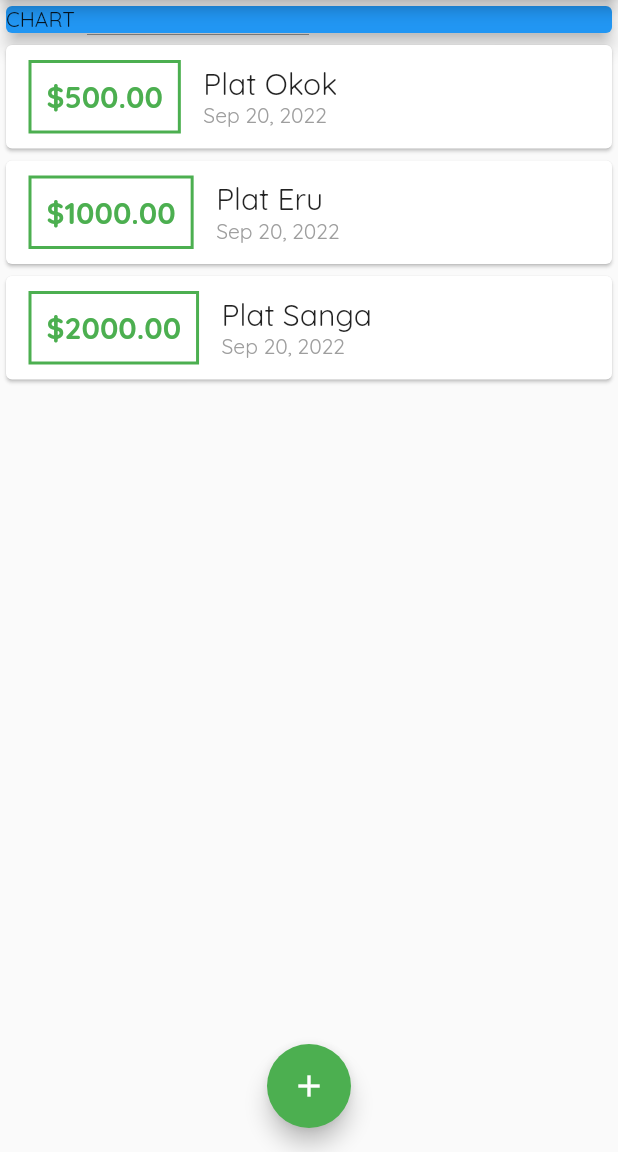
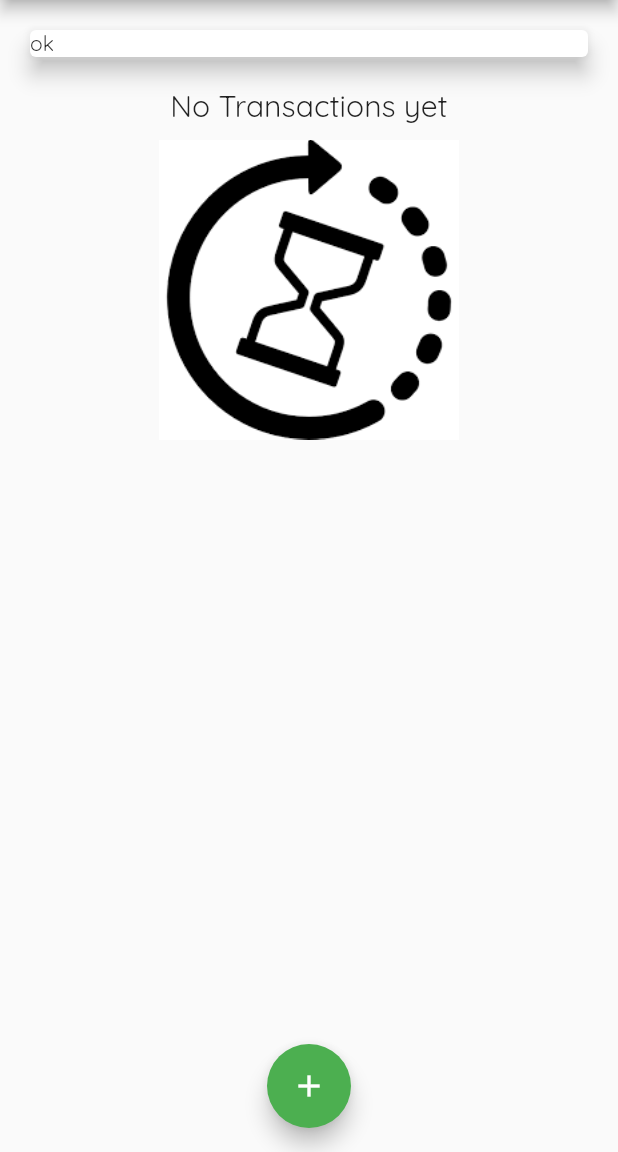
Before and after one commit to darkcode932/expense_app, a Flutter app: the screen it shows after launch, on a phone screen of 412 x 824 dp, the part 84-1236 px from its top. Run offline on Flutter 3.47's test engine with Material 2 defaults, Android fonts, the phone set to English and light mode, and no system bars.

Commit message:
add image alt for not transaction list yet

```diff
--- a/lib/main.dart
+++ b/lib/main.dart
@@ -1,6 +1,7 @@
 import 'package:flutter/material.dart';
 import 'package:intl/intl.dart';
 import './widgets/new_transaction.dart';
+import './widgets/chart.dart';
 
 import 'models/transaction.dart';
 import './widgets/transaction_list.dart';
@@ -26,6 +27,7 @@ class MyApp extends StatelessWidget {
                     fontFamily: 'OpenSans',
                     fontSize: 20,
                   ),
+                  titleMedium: TextStyle(fontFamily: 'Quicksand', fontSize: 20),
                 )),
       ),
       home: MyHomePage(),
@@ -40,12 +42,12 @@ class MyHomePage extends StatefulWidget {
 
 class _MyHomePageState extends State<MyHomePage> {
   final List<Transaction> _userTransaction = [
-    Transaction(
-        id: 't1', title: 'Plat Okok', amount: 500, date: DateTime.now()),
-    Transaction(
-        id: 't2', title: 'Plat Eru', amount: 1000, date: DateTime.now()),
-    Transaction(
-        id: 't3', title: 'Plat Sanga', amount: 2000, date: DateTime.now()),
+    //Transaction(
+    //  id: 't1', title: 'Plat Okok', amount: 500, date: DateTime.now()),
+    //Transaction(
+    //  id: 't2', title: 'Plat Eru', amount: 1000, date: DateTime.now()),
+    //Transaction(
+    //  id: 't3', title: 'Plat Sanga', amount: 2000, date: DateTime.now()),
   ];
 
   void _addNewTransaction(String txTitle, double txAmount) {
@@ -94,14 +96,7 @@ class _MyHomePageState extends State<MyHomePage> {
           //mainAxisAlignment: MainAxisAlignment.start,
           crossAxisAlignment: CrossAxisAlignment.stretch,
           children: <Widget>[
-            Container(
-              width: double.infinity,
-              child: Card(
-                color: Colors.blue,
-                child: Text('CHART'),
-                elevation: 5,
-              ),
-            ),
+            Chart(),
             TransactionList(_userTransaction),
           ],
         ),
--- /dev/null
+++ b/lib/widgets/chart.dart
@@ -0,0 +1,14 @@
+import 'package:flutter/material.dart';
+
+class Chart extends StatelessWidget {
+  //const Chart({super.key});
+
+  @override
+  Widget build(BuildContext context) {
+    return Card(
+      elevation: 6,
+      margin: EdgeInsets.all(20),
+      child: Text('ok'),
+    );
+  }
+}
--- a/lib/widgets/transaction_list.dart
+++ b/lib/widgets/transaction_list.dart
@@ -14,17 +14,38 @@ class TransactionList extends StatelessWidget {
   Widget build(BuildContext context) {
     return Container(
         height: 300,
-        child: ListView.builder(
+        child: transactions.isEmpty
+            ? Column(
+                children: <Widget>[
+                  Text(
+                    'No Transactions yet',
+                    style: Theme.of(context).textTheme.titleLarge,
+                  ),
+                  SizedBox(
+                    height: 10,
+                  ),
+                  Container(
+                    child: Image.asset(
+                      'assets/images/waiting.png',
+                      fit: BoxFit.cover,
+                    ),
+                    height: 200,
+                  )
+                ],
+              )
+            : ListView.builder(
                 itemBuilder: (ctx, index) {
                   return Card(
                     child: Row(
                       children: <Widget>[
                         Container(
-                    margin: EdgeInsets.symmetric(vertical: 10, horizontal: 15),
+                          margin: EdgeInsets.symmetric(
+                              vertical: 10, horizontal: 15),
                           padding: EdgeInsets.all(10),
                           decoration: BoxDecoration(
                               border: Border.all(
-                            color: Theme.of(context).primaryColor, width: 2)),
+                                  color: Theme.of(context).primaryColor,
+                                  width: 2)),
                           child: Text(
                             '\$${transactions[index].amount.toStringAsFixed(2)}',
                             style: TextStyle(
@@ -41,7 +62,8 @@ class TransactionList extends StatelessWidget {
                               style: Theme.of(context).textTheme.titleLarge,
                             ),
                             Text(
-                        DateFormat.yMMMd().format(transactions[index].date),
+                              DateFormat.yMMMd()
+                                  .format(transactions[index].date),
                               style: TextStyle(color: Colors.grey),
                             ),
                           ],
--- a/pubspec.yaml
+++ b/pubspec.yaml
@@ -59,8 +59,8 @@ flutter:
   uses-material-design: true
 
   # To add assets to your application, add an assets section, like this:
-  # assets:
-  #   - images/a_dot_burr.jpeg
+  assets:
+    - assets/images/waiting.png
   #   - images/a_dot_ham.jpeg
 
   # An image asset can refer to one or more resolution-specific "variants", see
```
Also changed, not shown: assets/images/waiting.png (added). Lines whose indentation alone changed are shown as unchanged.
